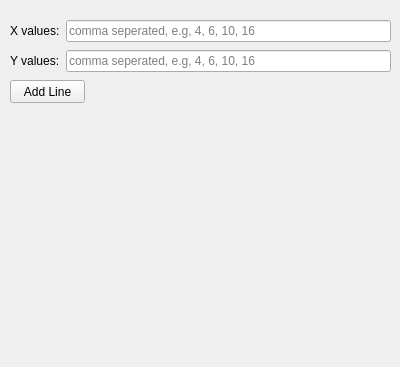
Old version of the form src/openms_gui/source/VISUAL/PlotlyGraph.ui in the repository OpenMS/OpenMS.
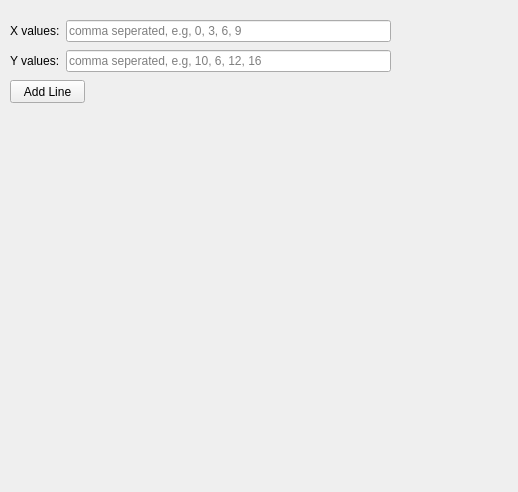
New version of the form.

Commit message: initial graph values removed, error checking for x and v value length added

```diff
--- a/src/openms_gui/source/VISUAL/PlotlyGraph.ui
+++ b/src/openms_gui/source/VISUAL/PlotlyGraph.ui
@@ -6,8 +6,8 @@
    <rect>
     <x>0</x>
     <y>0</y>
-    <width>400</width>
-    <height>367</height>
+    <width>518</width>
+    <height>492</height>
    </rect>
   </property>
   <property name="windowTitle">
@@ -31,8 +31,8 @@
     <rect>
      <x>10</x>
      <y>110</y>
-     <width>381</width>
-     <height>251</height>
+     <width>501</width>
+     <height>371</height>
     </rect>
    </property>
    <layout class="QGridLayout" name="gridLayout"/>
@@ -60,7 +60,7 @@
        <string/>
       </property>
       <property name="placeholderText">
-       <string>comma seperated, e.g, 4, 6, 10, 16</string>
+       <string>comma seperated, e.g, 0, 3, 6, 9</string>
       </property>
      </widget>
     </item>
@@ -86,7 +86,7 @@
     <item>
      <widget class="QLineEdit" name="yValues">
       <property name="placeholderText">
-       <string>comma seperated, e.g, 4, 6, 10, 16</string>
+       <string>comma seperated, e.g, 10, 6, 12, 16</string>
       </property>
      </widget>
     </item>
```
The commit also changes 2 other files.
